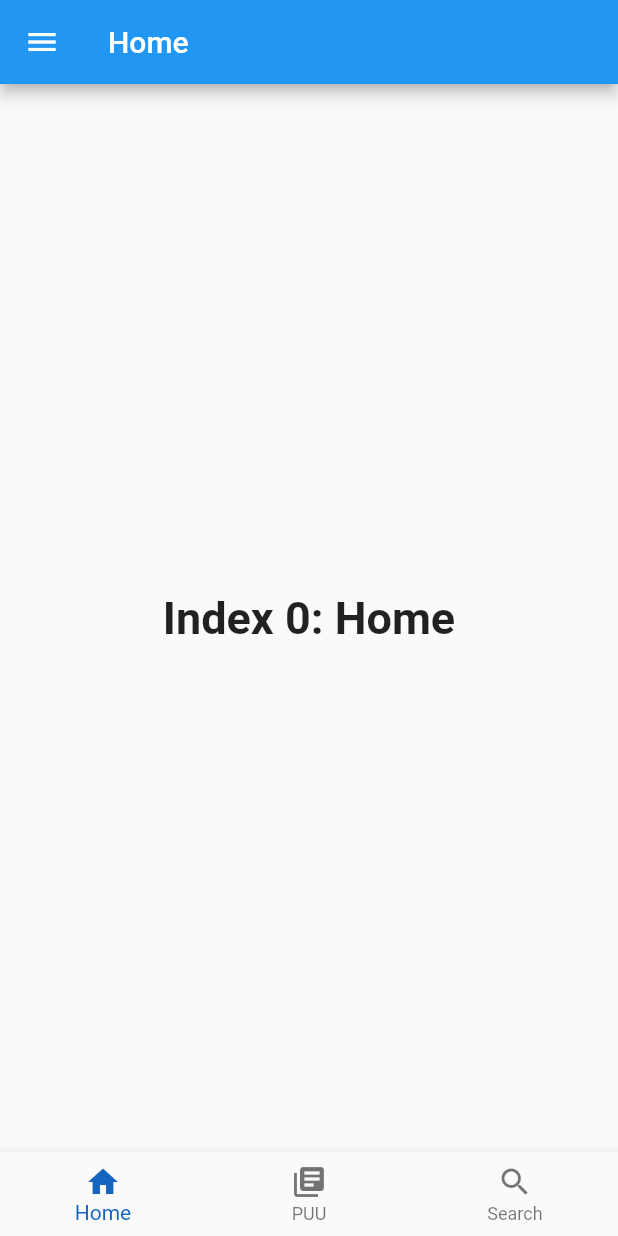
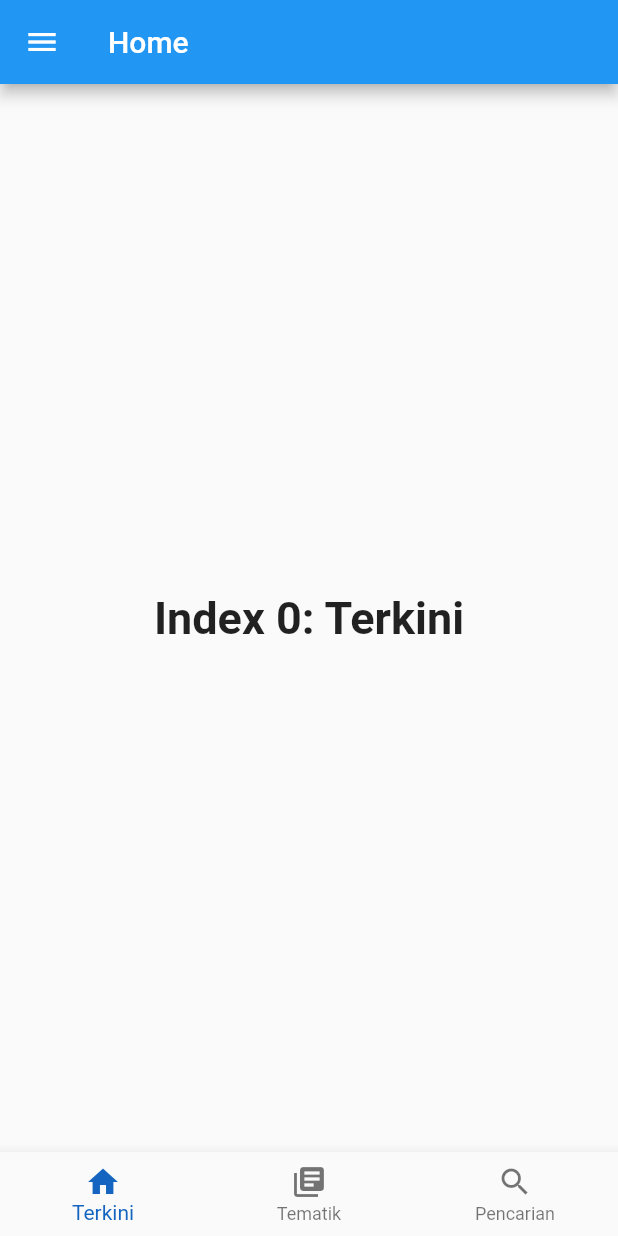
Before and after one commit to renalazy/jdih_app, a Flutter app: the screen it shows after launch, on a phone screen of 412 x 824 dp. Run offline on Flutter 3.47's test engine with Material 2 defaults, Android fonts, the phone set to English and light mode, and no system bars.

Commit message:
routing fixed

```diff
--- a/lib/home.dart
+++ b/lib/home.dart
@@ -1,4 +1,5 @@
 import 'package:flutter/material.dart';
+import 'package:jdih_app/search.dart';
 
 void main() => runApp(Homepage());
 
@@ -30,22 +31,38 @@ class _MyHomePageState extends State<MyHomePage> {
       TextStyle(fontSize: 30, fontWeight: FontWeight.bold);
   static const List<Widget> _widgetOptions = <Widget>[
     Text(
-      'Index 0: Home',
+      'Index 0: Terkini',
       style: optionStyle,
     ),
     Text(
-      'Index 1: PUU',
+      'Index 1: Tematik',
       style: optionStyle,
     ),
     Text(
-      'Index 2: Search',
+      'Index 2: Pencarian',
+      style: optionStyle,
+    ),
+    Text(
+      'Index 3: Bookmark',
+      style: optionStyle,
+    ),
+    Text(
+      'Index 4: Bantuan',
       style: optionStyle,
     ),
   ];
 
   void _onItemTapped(int index) {
     setState(() {
-      _selectedIndex = index;
+      switch (index) {
+        case 2:
+          Navigator.push(
+              context,
+              MaterialPageRoute(
+                builder: (context) => SearchPage(),
+              ));
+          break;
+      }
     });
   }
 
@@ -57,25 +74,6 @@ class _MyHomePageState extends State<MyHomePage> {
       ),
       body: Center(
         child: _widgetOptions.elementAt(_selectedIndex),
-      ),
-      bottomNavigationBar: BottomNavigationBar(
-        items: const <BottomNavigationBarItem>[
-          BottomNavigationBarItem(
-            icon: Icon(Icons.home),
-            title: Text('Home'),
-          ),
-          BottomNavigationBarItem(
-            icon: Icon(Icons.library_books),
-            title: Text('PUU'),
-          ),
-          BottomNavigationBarItem(
-            icon: Icon(Icons.search),
-            title: Text('Search'),
-          ),
-        ],
-        currentIndex: _selectedIndex,
-        selectedItemColor: Colors.blue[800],
-        onTap: _onItemTapped,
       ),
       drawer: Drawer(
         child: ListView(
@@ -89,46 +87,70 @@ class _MyHomePageState extends State<MyHomePage> {
             ),
             ListTile(
               title: Text(
-                'Home',
+                'Terkini',
               ),
-              trailing: Icon(Icons.home),
+              leading: Icon(Icons.home),
               onTap: () {
+                Navigator.pop(context);
                 _onItemTapped(0);
-                Navigator.pop(context);
               },
             ),
             ListTile(
               title: Text(
-                'PUU',
+                'Tematik',
               ),
-              trailing: Icon(Icons.library_books),
+              leading: Icon(Icons.library_books),
               onTap: () {
                 _onItemTapped(1);
-                Navigator.pop(context);
               },
             ),
             ListTile(
               title: Text(
-                'Search',
+                'Pencarian',
               ),
-              trailing: Icon(Icons.search),
+              leading: Icon(Icons.search),
               onTap: () {
                 _onItemTapped(2);
-                Navigator.pop(context);
               },
             ),
             ListTile(
               title: Text(
-                'About',
+                'Bookmark',
               ),
-              trailing: Icon(Icons.face),
+              leading: Icon(Icons.bookmark),
               onTap: () {
-                Navigator.pop(context);
+                _onItemTapped(3);
+              },
+            ),
+            ListTile(
+              title: Text('Bantuan'),
+              leading: Icon(Icons.question_answer),
+              onTap: () {
+                _onItemTapped(4);
               },
             ),
           ],
         ),
       ),
+      bottomNavigationBar: BottomNavigationBar(
+        items: const <BottomNavigationBarItem>[
+          BottomNavigationBarItem(
+            icon: Icon(Icons.home),
+            title: Text('Terkini'),
+          ),
+          BottomNavigationBarItem(
+            icon: Icon(Icons.library_books),
+            title: Text('Tematik'),
+          ),
+          BottomNavigationBarItem(
+            icon: Icon(Icons.search),
+            title: Text('Pencarian'),
+          ),
+        ],
+        currentIndex: _selectedIndex,
+        selectedItemColor: Colors.blue.shade800,
+        onTap: _onItemTapped,
+      ),
     );
   }
 }
```
